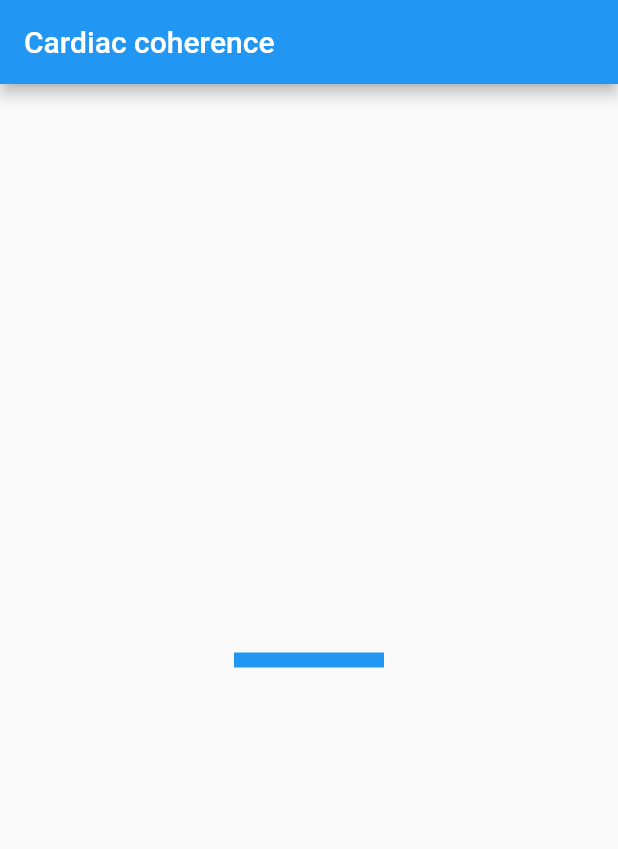
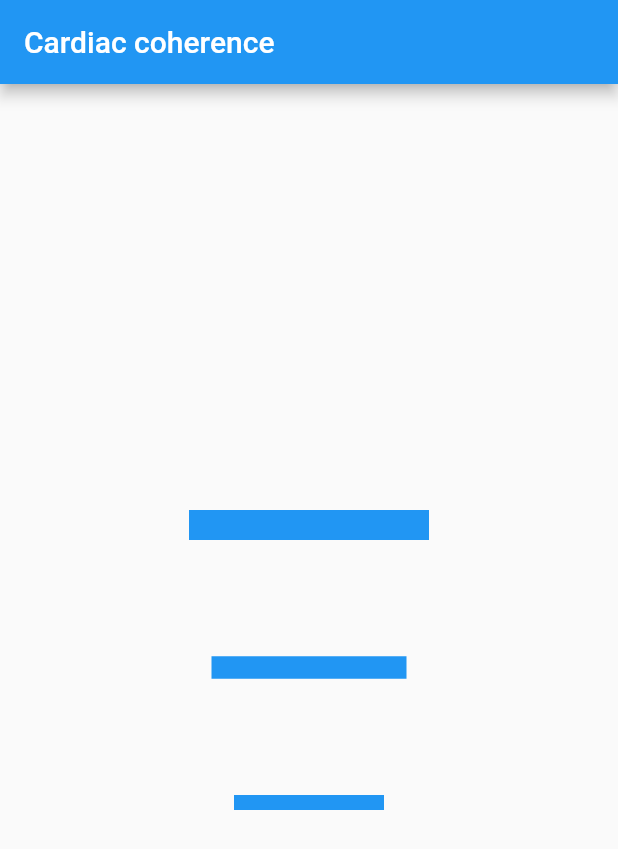
Before and after one commit to charlotteisambert/cardiac_coherence, a Flutter app: the screen it shows after launch, on a phone screen of 412 x 824 dp. Shown: the top 849 px of the screen. Run offline on Flutter 3.47's test engine with Material 2 defaults, Android fonts, the phone set to English and light mode, and no system bars.

Commit message:
(HorizontalBars): create component

```diff
--- a/lib/components/horizontal_bar/horizontal_bar.dart
+++ b/lib/components/horizontal_bar/horizontal_bar.dart
@@ -42,7 +42,7 @@ class _HorizontalBarState extends State<HorizontalBar>
       child: AnimatedContainer(
         duration: Duration(milliseconds: 500),
         width: _getWidth(),
-        height: _getHeight(),
+        height: widget.height,
         color: Colors.blue,
       ),
     );
--- /dev/null
+++ b/lib/components/horizontal_bars/horizontal_bars.dart
@@ -0,0 +1,21 @@
+import 'package:cardiac_coherence/components/horizontal_bar/horizontal_bar.dart';
+import 'package:flutter/material.dart';
+
+class HorizontalBars extends StatelessWidget {
+  const HorizontalBars({Key? key}) : super(key: key);
+
+  @override
+  Widget build(BuildContext context) {
+    return Container(
+        height: 200,
+        padding: const EdgeInsets.symmetric(horizontal: 8.0),
+        child: Center(
+            child: Column(
+                mainAxisAlignment: MainAxisAlignment.spaceBetween,
+                children: <Widget>[
+              HorizontalBar(height: 20.0, width: 160.0),
+              HorizontalBar(height: 15.0, width: 130.0),
+              HorizontalBar(height: 10.0, width: 100.0),
+            ])));
+  }
+}
--- a/lib/components/index.dart
+++ b/lib/components/index.dart
@@ -1 +1,2 @@
 export 'horizontal_bar/horizontal_bar.dart';
+export 'horizontal_bars/horizontal_bars.dart';
--- a/lib/main.dart
+++ b/lib/main.dart
@@ -16,7 +16,7 @@ class MyApp extends StatelessWidget {
       home: Scaffold(
         appBar: AppBar(title: const Text(_title)),
         body: const Center(
-          child: HorizontalBar(height: 10.0, width: 100.0),
+          child: HorizontalBars(),
         ),
       ),
     );
```
